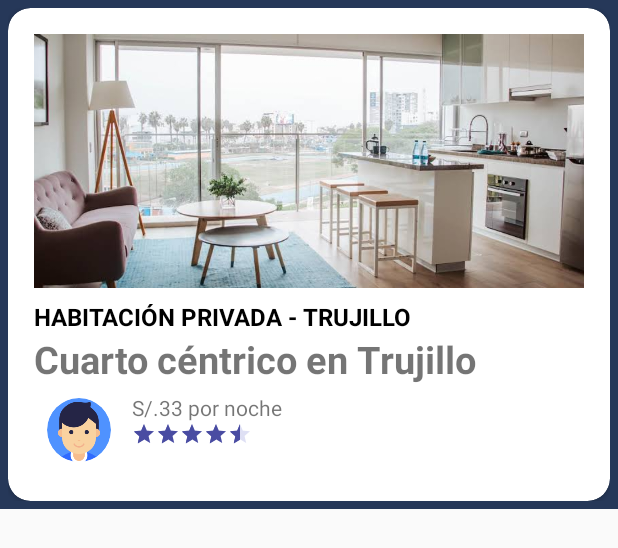
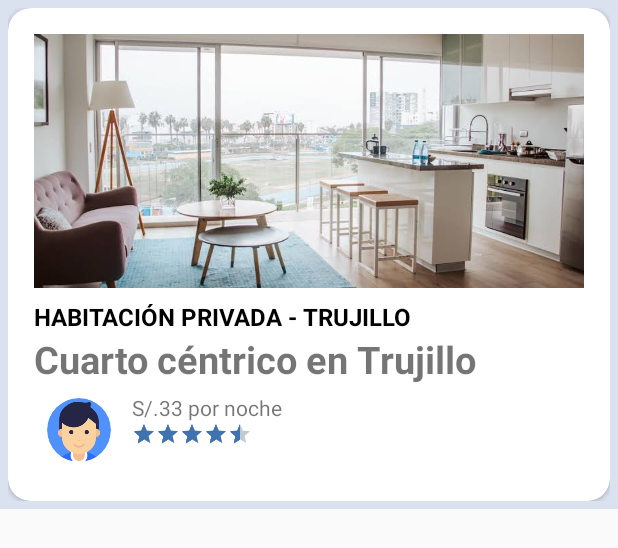
Before and after one commit to josepolancoe/Tesina, an Android app: the layout item_alojamientos.xml on its own in the app's theme, with its tools: preview values and no code run, on a phone screen of 412 x 824 dp. Shown: the top 548 px of the screen. Run offline under Robolectric (Android 15) with nearby library versions, the phone set to English and light mode, and no system bars.

Commit message:
Combinacion de colores v1

```diff
--- a/MiTesinaAppv1/app/src/main/res/layout/fragment_reserva.xml
+++ b/MiTesinaAppv1/app/src/main/res/layout/fragment_reserva.xml
@@ -4,7 +4,8 @@
     android:layout_width="match_parent"
     android:layout_height="match_parent"
     xmlns:app="http://schemas.android.com/apk/res-auto"
-    tools:context=".Fragments.ReservaFragment">
+    tools:context=".Fragments.ReservaFragment"
+    android:background="#dbe2ef">
 
     <!-- TODO: Update blank fragment layout -->
 
--- a/MiTesinaAppv1/app/src/main/res/layout/item_alojamientos.xml
+++ b/MiTesinaAppv1/app/src/main/res/layout/item_alojamientos.xml
@@ -5,7 +5,7 @@
     android:layout_width="match_parent"
     android:layout_height="wrap_content"
     android:padding="5dp"
-    android:background="#263859">
+    android:background="#dbe2ef">
 
     <androidx.cardview.widget.CardView
         android:id="@+id/reserva_alojamiento_card_view"
--- a/MiTesinaAppv1/app/src/main/res/values/colors.xml
+++ b/MiTesinaAppv1/app/src/main/res/values/colors.xml
@@ -1,9 +1,9 @@
 <?xml version="1.0" encoding="utf-8"?>
 <resources>
-    <color name="colorPrimary">#008577</color>
-    <color name="colorPrimaryDark">#494ca2</color>
-    <color name="colorAccent">#D81B60</color>
+    <color name="colorPrimary">#112d4e</color>
+    <color name="colorPrimaryDark">#112d4e</color>
+    <color name="colorAccent">#3f72af</color>
     <color name="colorBlanco">#ffffff</color>
-    <color name="colorMorado">#494ca2</color>
-    <color name="colorMoradoClaro">#8186d5</color>
+    <color name="colorMorado">#3f72af</color>
+    <color name="colorMoradoClaro">#112d4e</color>
 </resources>
```
